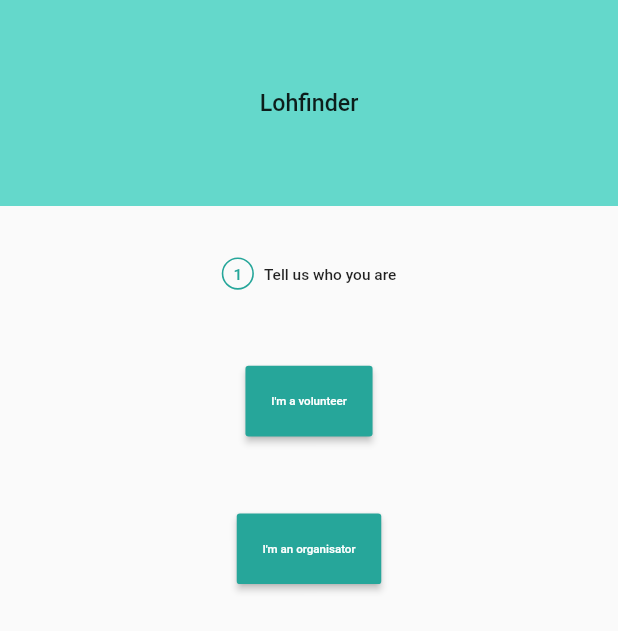
After one commit to Lohyna-international/lohfinder-frontend, a Flutter app: the SignUpStepOne screen opened by its route, on a phone screen of 412 x 824 dp. The commit adds this screen. Shown: the top 631 px of the screen. Run offline on Flutter 3.47's test engine with Material 2 defaults, Android fonts, the phone set to English and light mode, and no system bars; our stand-ins replace flutter_screenutil.

Commit message:
[LFND-52] implements sign up step 1 UI

```diff
--- a/lib/presentation/routes/route_generator.dart
+++ b/lib/presentation/routes/route_generator.dart
@@ -1,5 +1,6 @@
 import 'package:flutter/material.dart';
 import 'package:lohfinder_frontend/presentation/screens/home/home_screen.dart';
+import 'package:lohfinder_frontend/presentation/screens/sign_up/sign_up_step_one.dart';
 import 'package:lohfinder_frontend/presentation/screens/welcome/welcome_screen.dart';
 
 import 'error_route.dart';
@@ -9,6 +10,8 @@ class RouteGenerator {
     switch (settings.name) {
       case HomeScreen.route:
         return MaterialPageRoute(builder: (_) => const HomeScreen());
+      case SignUpStepOne.route:
+        return MaterialPageRoute(builder: (_) => const SignUpStepOne());
       case WelcomeScreen.route:
         return MaterialPageRoute(builder: (_) => const WelcomeScreen());
       default:
--- /dev/null
+++ b/lib/presentation/screens/sign_up/local_widgets/sign_up_step_title.dart
@@ -0,0 +1,46 @@
+import 'package:flutter/material.dart';
+import 'package:flutter_screenutil/flutter_screenutil.dart';
+import 'package:lohfinder_frontend/presentation/styles/lf_colors.dart';
+
+class SignUpStepTitle extends StatelessWidget {
+  final int stepNumber;
+  final String titleText;
+
+  const SignUpStepTitle({
+    required this.stepNumber,
+    required this.titleText,
+    Key? key,
+  }) : super(key: key);
+
+  @override
+  Widget build(BuildContext context) => Row(
+        mainAxisSize: MainAxisSize.min,
+        children: [
+          _stepNumber(),
+          SizedBox(width: 31.w),
+          _titleText(),
+        ],
+      );
+
+  Widget _stepNumber() => Container(
+        alignment: Alignment.center,
+        height: 100.r,
+        width: 100.r,
+        decoration: BoxDecoration(
+          shape: BoxShape.circle,
+          border: Border.all(width: 5.r, color: LFColors.primary),
+        ),
+        child: Text(
+          stepNumber.toString(),
+          style: _textStyle().copyWith(color: LFColors.primary),
+        ),
+      );
+
+  Widget _titleText() => Text(
+        titleText,
+        style: _textStyle(),
+      );
+
+  TextStyle _textStyle() =>
+      TextStyle(fontSize: 48.sp, fontWeight: FontWeight.w500);
+}
--- /dev/null
+++ b/lib/presentation/screens/sign_up/sign_up_step_one.dart
@@ -0,0 +1,36 @@
+import 'package:flutter/material.dart';
+import 'package:flutter_screenutil/flutter_screenutil.dart';
+import 'package:lohfinder_frontend/presentation/widgets/lf_button.dart';
+import 'package:lohfinder_frontend/presentation/widgets/lf_header.dart';
+
+import 'local_widgets/sign_up_step_title.dart';
+
+class SignUpStepOne extends StatelessWidget {
+  static const String route = '/sign_up_step_one';
+
+  const SignUpStepOne({Key? key}) : super(key: key);
+
+  @override
+  Widget build(BuildContext context) => Scaffold(
+        body: Column(
+          children: [
+            const LFHeader(),
+            SizedBox(height: 45.h),
+            const SignUpStepTitle(
+              stepNumber: 1,
+              titleText: 'Tell us who you are',
+            ),
+            SizedBox(height: 66.h),
+            LFButton(
+              onPressed: () {},
+              text: "I'm a volunteer",
+            ),
+            SizedBox(height: 66.h),
+            LFButton(
+              onPressed: () {},
+              text: "I'm an organisator",
+            ),
+          ],
+        ),
+      );
+}
--- a/lib/presentation/screens/welcome/welcome_screen.dart
+++ b/lib/presentation/screens/welcome/welcome_screen.dart
@@ -1,5 +1,6 @@
 import 'package:flutter/material.dart';
 import 'package:flutter_screenutil/flutter_screenutil.dart';
+import 'package:lohfinder_frontend/presentation/screens/sign_up/sign_up_step_one.dart';
 import 'package:lohfinder_frontend/presentation/styles/lf_colors.dart';
 
 class WelcomeScreen extends StatelessWidget {
@@ -81,7 +82,9 @@ class WelcomeScreen extends StatelessWidget {
         ],
       );
 
-  void _onSignUpTap(BuildContext context) {}
+  void _onSignUpTap(BuildContext context) {
+    Navigator.pushNamed(context, SignUpStepOne.route);
+  }
 
   void _onSignInTap() {}
 }
--- /dev/null
+++ b/lib/presentation/widgets/lf_button.dart
@@ -0,0 +1,35 @@
+import 'package:flutter/material.dart';
+import 'package:flutter_screenutil/flutter_screenutil.dart';
+import 'package:lohfinder_frontend/presentation/styles/lf_colors.dart';
+
+class LFButton extends StatelessWidget {
+  final void Function() onPressed;
+  final String text;
+
+  const LFButton({
+    Key? key,
+    required this.onPressed,
+    required this.text,
+  }) : super(key: key);
+
+  @override
+  Widget build(BuildContext context) => ElevatedButton(
+        onPressed: onPressed,
+        child: Text(text, style: _textStyle()),
+        style: _buttonStyle(),
+      );
+
+  TextStyle _textStyle() => TextStyle(
+        color: LFColors.secondary,
+        fontSize: 36.sp,
+        fontWeight: FontWeight.w500,
+      );
+
+  ButtonStyle _buttonStyle() => ElevatedButton.styleFrom(
+        padding: EdgeInsets.symmetric(vertical: 25.h, horizontal: 80.w),
+        primary: LFColors.primary,
+        shape: RoundedRectangleBorder(
+          borderRadius: BorderRadius.circular(10.r),
+        ),
+      );
+}
--- /dev/null
+++ b/lib/presentation/widgets/lf_header.dart
@@ -0,0 +1,22 @@
+import 'package:flutter/material.dart';
+import 'package:flutter_screenutil/flutter_screenutil.dart';
+import 'package:lohfinder_frontend/presentation/styles/lf_colors.dart';
+
+class LFHeader extends StatelessWidget {
+  const LFHeader({Key? key}) : super(key: key);
+
+  @override
+  Widget build(BuildContext context) => Container(
+        alignment: Alignment.center,
+        height: 180.h,
+        width: double.infinity,
+        color: LFColors.primaryLight,
+        child: Text(
+          'Lohfinder',
+          style: TextStyle(
+            fontSize: 72.sp,
+            fontWeight: FontWeight.w500,
+          ),
+        ),
+      );
+}
```
